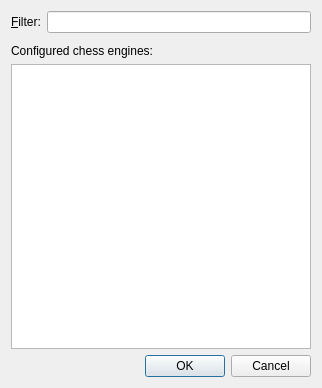
Qt form projects/gui/ui/engineselectiondlg.ui (leedavid/QTggchess) before a commit.
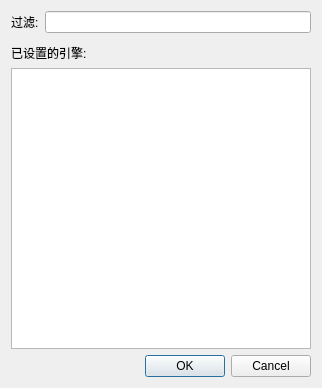
The same form after that commit.

What changed in the file:
```diff
--- a/projects/gui/ui/engineselectiondlg.ui
+++ b/projects/gui/ui/engineselectiondlg.ui
@@ -19,7 +19,7 @@
      <item>
       <widget class="QLabel" name="label">
        <property name="text">
-        <string>&amp;Filter:</string>
+        <string>过滤:</string>
        </property>
        <property name="buddy">
         <cstring>m_engineFilterEdit</cstring>
@@ -50,7 +50,7 @@
    <item>
     <widget class="QLabel" name="label_2">
      <property name="text">
-      <string>Configured chess engines:</string>
+      <string>已设置的引擎:</string>
      </property>
      <property name="buddy">
       <cstring>m_enginesList</cstring>
```
